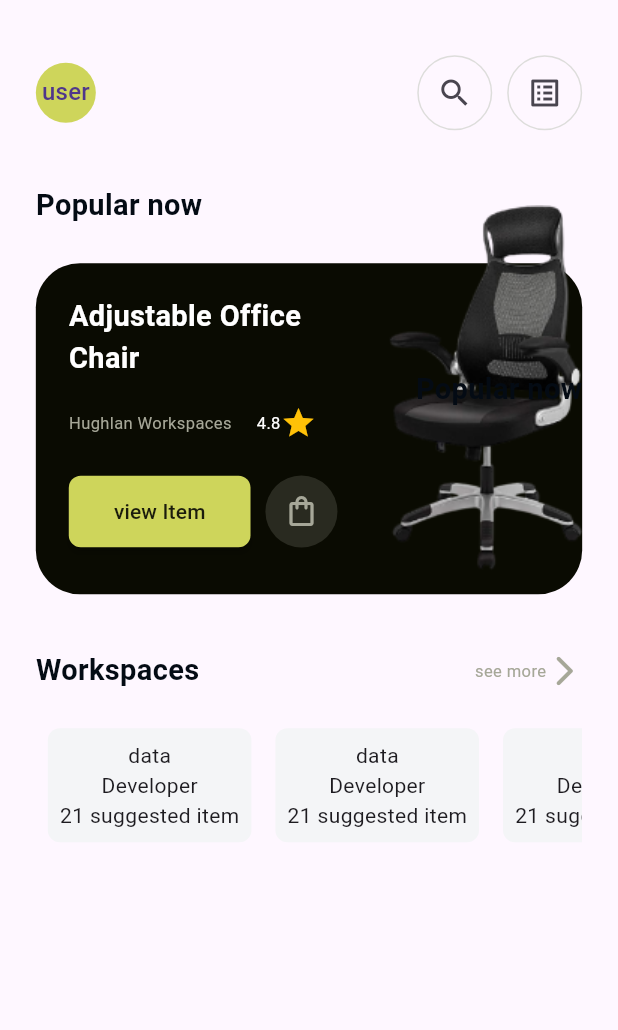
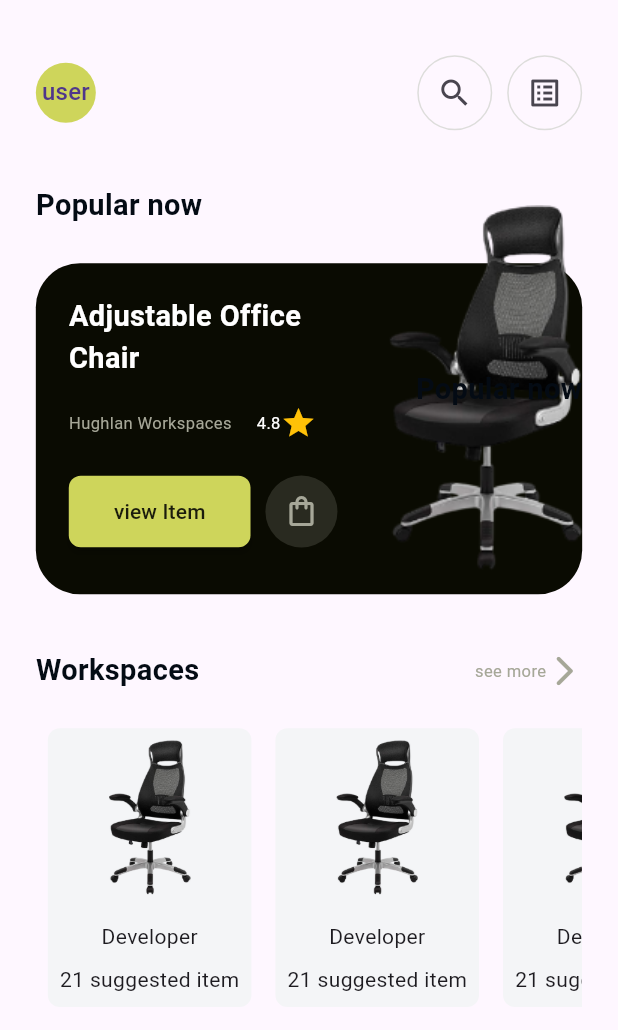
Before and after one commit to mohamadgazer/e-commerce, a Flutter app: the HomeView screen opened directly, on a phone screen of 412 x 824 dp. Shown: the top 1030 px of the screen. Run offline on Flutter 3.47's test engine with Material 3 defaults, Android fonts, the phone set to English and light mode, and no system bars; our stand-ins replace flutter_screenutil; Roboto replaces fonts that are missing (AvenirLTStd-Black, AvenirLTStd-Book).

Commit message:
- set local_data for workspaces.

```diff
--- a/lib/core/padding_helper.dart
+++ b/lib/core/padding_helper.dart
@@ -7,6 +7,7 @@ class PH {
   static double w24 = 24.w;
 // hight
 
+  static double h10 = 10.h;
   static double h18 = 18.h;
   static double h25 = 25.h;
   static double h20 = 20.h;
--- /dev/null
+++ b/lib/features/Home/models/workspaces.dart
@@ -0,0 +1,11 @@
+class WorkSpaces {
+  final String image;
+  final String workSpace;
+  final int suggestedItem;
+
+  WorkSpaces({
+    required this.image,
+    required this.workSpace,
+    required this.suggestedItem,
+  });
+}
--- a/lib/features/Home/view/home.dart
+++ b/lib/features/Home/view/home.dart
@@ -1,6 +1,6 @@
 import 'package:flutter/material.dart';
 
-import 'widget/home_body.dart';
+import '../widget/home_body.dart';
 
 class HomeView extends StatelessWidget {
   static const String id = "/home";
--- a/lib/features/Home/view/widget/work_spaces_body.dart
+++ /dev/null
@@ -1,57 +0,0 @@
-import 'package:flutter/material.dart';
-import 'package:installment/core/padding_helper.dart';
-import 'package:installment/core/theming/app_color.dart';
-import 'package:installment/features/Home/view/widget/head_line.dart';
-import 'package:installment/generated/l10n.dart';
-
-class WorkSpacesBody extends StatelessWidget {
-  const WorkSpacesBody({
-    super.key,
-  });
-
-  @override
-  Widget build(BuildContext context) {
-    return Column(
-      children: [
-        HeadLine(
-          onTap: () {},
-          text: S.of(context).workspaces,
-        ),
-        SizedBox(height: PH.h18),
-        SingleChildScrollView(
-          physics: const BouncingScrollPhysics(),
-          scrollDirection: Axis.horizontal,
-          child: Row(
-            mainAxisAlignment: MainAxisAlignment.spaceBetween,
-            children: [
-              ...List.generate(
-                5,
-                (index) => Padding(
-                  padding: const EdgeInsets.all(8.0),
-                  child: Container(
-                    decoration: BoxDecoration(
-                      borderRadius: BorderRadius.all(
-                        Radius.circular(PH.r8),
-                      ),
-                      color: AppColorManger.whiteShade,
-                    ),
-                    child: const Padding(
-                      padding: EdgeInsets.all(8.0),
-                      child: Column(
-                        children: [
-                          Text("data"),
-                          Text("Developer"),
-                          Text("21 suggested item"),
-                        ],
-                      ),
-                    ),
-                  ),
-                ),
-              ),
-            ],
-          ),
-        )
-      ],
-    );
-  }
-}
--- a/lib/features/Home/view/widget/popular_stack.dart
+++ b/lib/features/Home/widget/popular_stack.dart
@@ -1,9 +1,9 @@
 import 'package:flutter/material.dart';
 import 'package:installment/core/app_images_manger.dart';
-import 'package:installment/features/Home/view/widget/popular_now.dart';
+import 'package:installment/features/Home/widget/popular_now.dart';
 import 'package:installment/generated/l10n.dart';
 
-import '../../../../core/app_text_style_manger.dart';
+import '../../../core/app_text_style_manger.dart';
 
 class PopularStack extends StatelessWidget {
   const PopularStack({
--- a/lib/features/Home/view/widget/top_home_buttons.dart
+++ b/lib/features/Home/widget/top_home_buttons.dart
@@ -1,6 +1,6 @@
 import 'package:flutter/material.dart';
 import 'package:flutter_screenutil/flutter_screenutil.dart';
-import 'package:installment/features/Home/view/widget/top_home_icon_button.dart';
+import 'package:installment/features/Home/widget/top_home_icon_button.dart';
 
 class TopHomeButtons extends StatelessWidget {
   const TopHomeButtons({
--- /dev/null
+++ b/lib/features/Home/widget/work_spaces_body.dart
@@ -0,0 +1,26 @@
+import 'package:flutter/material.dart';
+import 'package:installment/core/padding_helper.dart';
+import 'package:installment/features/Home/widget/head_line.dart';
+import 'package:installment/generated/l10n.dart';
+
+import 'work_spaces_builder.dart';
+
+class WorkSpacesBody extends StatelessWidget {
+  const WorkSpacesBody({
+    super.key,
+  });
+
+  @override
+  Widget build(BuildContext context) {
+    return Column(
+      children: [
+        HeadLine(
+          onTap: () {},
+          text: S.of(context).workspaces,
+        ),
+        SizedBox(height: PH.h18),
+        const WorkSpacesBuilder()
+      ],
+    );
+  }
+}
--- /dev/null
+++ b/lib/features/Home/widget/work_spaces_builder.dart
@@ -0,0 +1,29 @@
+import 'package:flutter/material.dart';
+
+import 'work_spaces_item.dart';
+
+class WorkSpacesBuilder extends StatelessWidget {
+  const WorkSpacesBuilder({
+    super.key,
+  });
+
+  @override
+  Widget build(BuildContext context) {
+    return SingleChildScrollView(
+      physics: const BouncingScrollPhysics(),
+      scrollDirection: Axis.horizontal,
+      child: Row(
+        mainAxisAlignment: MainAxisAlignment.spaceBetween,
+        children: [
+          ...List.generate(
+            5,
+            (index) => const Padding(
+              padding: EdgeInsets.all(8.0),
+              child: WorkSpacesItem(),
+            ),
+          ),
+        ],
+      ),
+    );
+  }
+}
--- /dev/null
+++ b/lib/features/Home/widget/work_spaces_item.dart
@@ -0,0 +1,44 @@
+import 'package:flutter/material.dart';
+import 'package:installment/core/app_images_manger.dart';
+import 'package:installment/core/padding_helper.dart';
+import 'package:installment/core/theming/app_color.dart';
+
+class WorkSpacesItem extends StatelessWidget {
+  const WorkSpacesItem({
+    super.key,
+  });
+
+  @override
+  Widget build(BuildContext context) {
+    return Container(
+      decoration: BoxDecoration(
+        borderRadius: BorderRadius.all(
+          Radius.circular(PH.r8),
+        ),
+        color: AppColorManger.whiteShade,
+      ),
+      child: Padding(
+        padding: const EdgeInsets.all(8.0),
+        child: Column(
+          children: [
+            Container(
+              constraints: const BoxConstraints(maxWidth: 120, maxHeight: 104),
+              child: Image.asset(
+                AppImageManger.home_01,
+                fit: BoxFit.contain, // يمكنك اختيار التناسب حسب الحاجة
+              ),
+            ),
+            SizedBox(
+              height: PH.h18,
+            ),
+            const Text("Developer"),
+            SizedBox(
+              height: PH.h10,
+            ),
+            const Text("21 suggested item"),
+          ],
+        ),
+      ),
+    );
+  }
+}
```
Also changed, not shown: lib/features/Home/data/loacl_data.dart (added), lib/features/Home/widget/head_line.dart (renamed from lib/features/Home/view/widget/head_line.dart), lib/features/Home/widget/home_body.dart (renamed from lib/features/Home/view/widget/home_body.dart), lib/features/Home/widget/popular_buttons.dart (renamed from lib/features/Home/view/widget/popular_buttons.dart), lib/features/Home/widget/popular_container.dart (renamed from lib/features/Home/view/widget/popular_container.dart), lib/features/Home/widget/popular_container_body.dart (renamed from lib/features/Home/view/widget/popular_container_body.dart), lib/features/Home/widget/popular_now.dart (renamed from lib/features/Home/view/widget/popular_now.dart), lib/features/Home/widget/popular_rate.dart (renamed from lib/features/Home/view/widget/popular_rate.dart), lib/features/Home/widget/top_home_avatar.dart (renamed from lib/features/Home/view/widget/top_home_avatar.dart), lib/features/Home/widget/top_home_body.dart (renamed from lib/features/Home/view/widget/top_home_body.dart), lib/features/Home/widget/top_home_icon_button.dart (renamed from lib/features/Home/view/widget/top_home_icon_button.dart).
